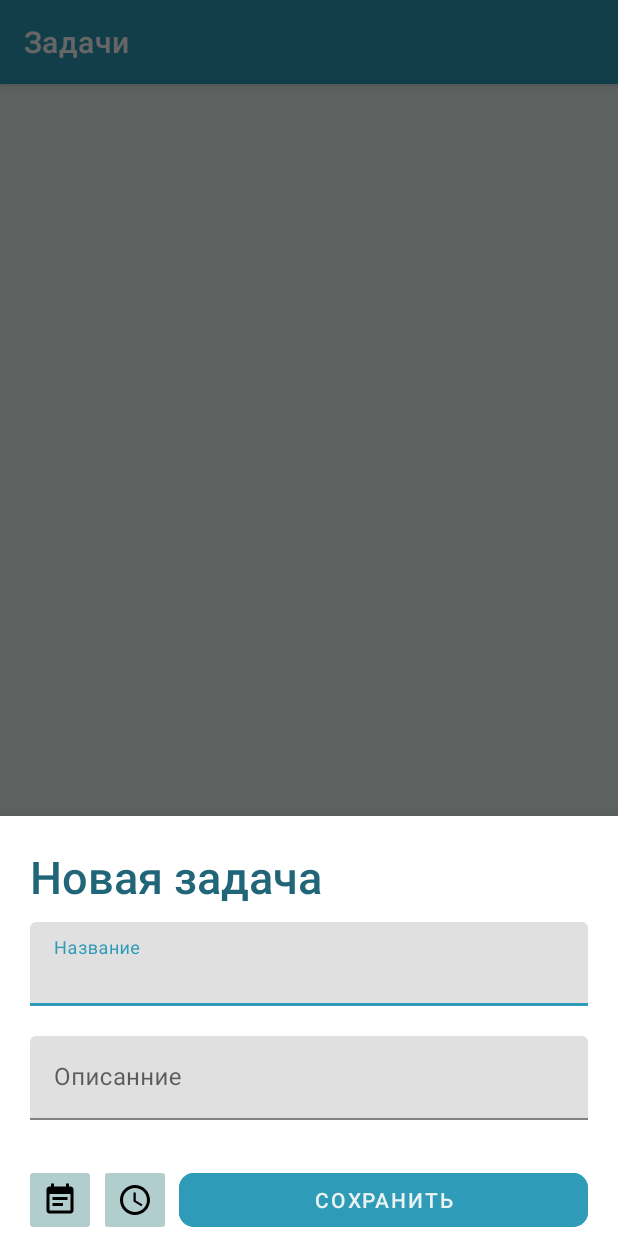
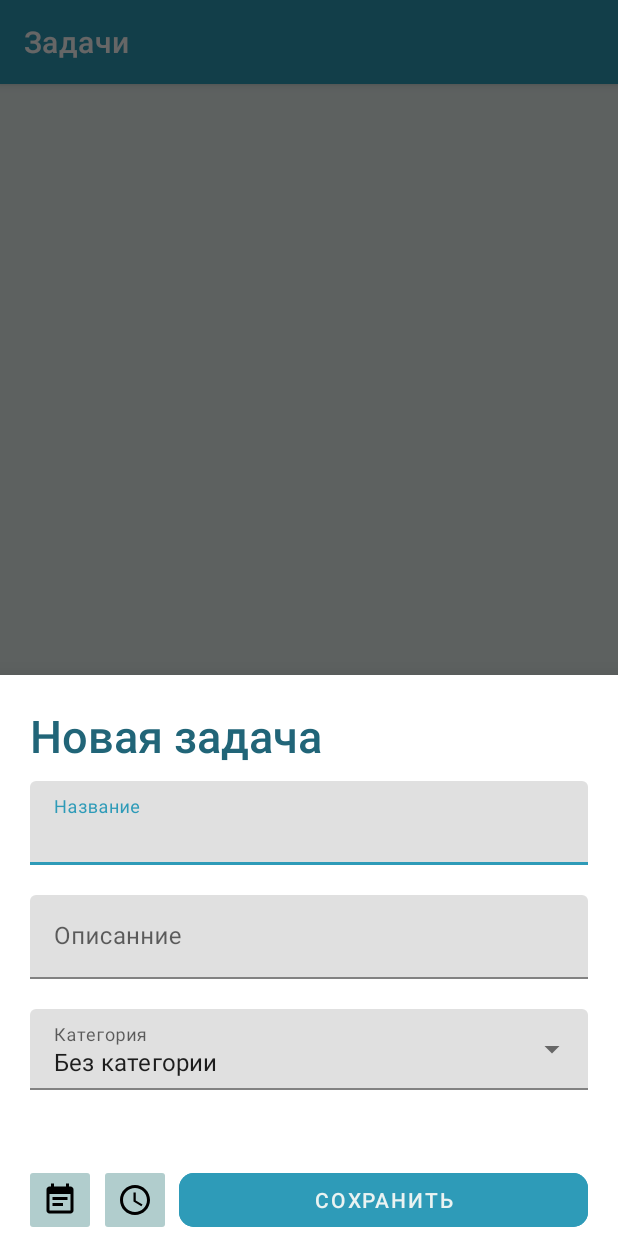
Before and after one commit to FeverDream12/ToDoApp, an Android app: the screen it shows after launch (MainActivity), after a tap on "НОВАЯ ЗАДАЧА", on a phone screen of 412 x 824 dp. Run offline under Robolectric (Android 15) with nearby library versions, the phone set to English and light mode, and no system bars; our stand-ins replace navigation-ui; 4 statements that could not run were skipped.

Commit message:
Add category selection

```diff
--- a/app/src/main/java/com/example/todoapp/NewTaskSheet.kt
+++ b/app/src/main/java/com/example/todoapp/NewTaskSheet.kt
@@ -4,44 +4,92 @@ import android.annotation.SuppressLint
 import android.app.*
 import android.content.Context
 import android.content.Intent
-import android.content.res.Resources.Theme
 import android.os.Bundle
 import android.text.Editable
 import android.view.LayoutInflater
 import android.view.View
 import android.view.ViewGroup
+import android.widget.AdapterView
+import android.widget.ArrayAdapter
 import android.widget.ImageButton
 import android.widget.Toast
-import androidx.appcompat.app.AppCompatActivity
 import androidx.lifecycle.ViewModelProvider
 import com.example.todoapp.ui.home.TaskItem.TaskItem
 import com.example.todoapp.databinding.FragmentNewTaskSheetBinding
 import com.example.todoapp.ui.home.TaskItem.TaskViewModel
 import com.google.android.material.bottomsheet.BottomSheetDialogFragment
+import com.google.android.material.textfield.TextInputEditText
 import java.text.SimpleDateFormat
 import java.time.LocalDate
 import java.time.LocalTime
 import java.util.*
+import kotlin.collections.ArrayList
 import kotlin.random.Random.Default.nextInt
 
 class NewTaskSheet(var taskItem: TaskItem?) : BottomSheetDialogFragment() {
 
     private lateinit var binding: FragmentNewTaskSheetBinding
     private lateinit var taskViewModel: TaskViewModel
+
+    //private lateinit var categoriesViewModel: CategoriesViewModel
+
+//    private val categoriesViewModel: CategoriesViewModel by viewModels {
+//        CategoriesModelFactory((requireActivity().application as TodoApplication).categoriesRepository)
+//    }
+
     private var dueTime: LocalTime? = null
     private var dueDate: String? = null
     private var gotNot: Boolean = false
+    private var taskCat = "Без категории"
+    private var otherCat = true
 
     @SuppressLint("ResourceAsColor")
     override fun onViewCreated(view: View, savedInstanceState: Bundle?) {
         super.onViewCreated(view, savedInstanceState)
         val activity = requireActivity()
 
+        val categories = ArrayList<String>()
+        categories.add(0,"Без категории")
+        categories.add(1,"Работа")
+        categories.add(2,"Учеба")
+        categories.add(3,"Личное")
+        categories.add(4,"Другое")
+
+
+        val adapter = ArrayAdapter(requireContext(),R.layout.categorylist_item, categories)
+
+
+        if(taskItem != null){
+            taskCat = taskItem!!.category!!
+            binding.categoryMenu.setText(taskCat)
+        }else{
+            binding.categoryMenu.setText("Без категории")
+        }
+
+        binding.categoryMenu.setAdapter(adapter)
+
+        binding.categoryMenu.onItemClickListener = AdapterView.OnItemClickListener{
+            adapterView, view, i, l ->
+            val selectedItem = adapterView.getItemAtPosition(i)
+            if (selectedItem == "Другое"){
+                otherCat = true
+                binding.myCategory.visibility = TextInputEditText.VISIBLE
+            }else{
+                taskCat = selectedItem.toString()
+                otherCat = false
+                binding.myCategory.visibility = TextInputEditText.GONE
+            }
+        }
+
+
         if(taskItem != null){
             binding.taskTitle.text = "Изменить задачу"
             val editable = Editable.Factory.getInstance()
             binding.name.text = editable.newEditable(taskItem!!.name)
             binding.desc.text = editable.newEditable(taskItem!!.desc)
+
+
+
             if (taskItem!!.dueTime() != null){
                 dueTime = taskItem!!.dueTime()!!
             }
@@ -136,6 +184,7 @@ class NewTaskSheet(var taskItem: TaskItem?) : BottomSheetDialogFragment() {
         val listener = TimePickerDialog.OnTimeSetListener{_, selectedHour, selectedMinute ->
             dueTime = LocalTime.of(selectedHour,selectedMinute)
         }
+
         val dialog = TimePickerDialog(activity, listener, dueTime!!.hour,dueTime!!.minute, true)
         dialog.setTitle("Время")
         dialog.show()
@@ -151,15 +200,19 @@ class NewTaskSheet(var taskItem: TaskItem?) : BottomSheetDialogFragment() {
         val desc = binding.desc.text.toString()
         val dueTimeString = if(dueTime == null) null else TaskItem.timeFormatter.format(dueTime)
 
+        if (otherCat && binding.myCategory.text.toString() != ""){
+            taskCat = binding.myCategory.text.toString()
+        }
+
         if(name != ""){
             if(taskItem == null)
             {
                 val newTask : TaskItem
                 if(dueDate == null){
-                    newTask = TaskItem(name,desc,dueTimeString,null, LocalDate.now().toString(),"live",null)
+                    newTask = TaskItem(name,desc,dueTimeString,null, LocalDate.now().toString(),"live",null,taskCat)
                 }
                 else{
-                    newTask = TaskItem(name,desc,dueTimeString,null, dueDate,"live",null)
+                    newTask = TaskItem(name,desc,dueTimeString,null, dueDate,"live",null,taskCat)
                 }
 
                 if(gotNot){
@@ -172,6 +225,7 @@ class NewTaskSheet(var taskItem: TaskItem?) : BottomSheetDialogFragment() {
             {
                 taskItem!!.name = name
                 taskItem!!.desc = desc
+                taskItem!!.category = taskCat
 
                 taskItem!!.dueTimeString = dueTimeString
 
@@ -198,6 +252,7 @@ class NewTaskSheet(var taskItem: TaskItem?) : BottomSheetDialogFragment() {
                     taskItem!!.notificationId = null
                 }
 
+
                 taskViewModel.updateTaskItem(taskItem!!)
             }
 
--- a/app/src/main/java/com/example/todoapp/ui/calendar/fragment/CalendarFragment.kt
+++ b/app/src/main/java/com/example/todoapp/ui/calendar/fragment/CalendarFragment.kt
@@ -27,7 +27,6 @@ class CalendarFragment : Fragment(), CalendarItemClickListener, TaskItemClickLis
     private var weekView: Boolean = false
     private var selectedWeekDay: String = LocalDate.now().dayOfMonth.toString()
     private var selectedDay: String = LocalDate.now().dayOfMonth.toString()
-
 
     private val taskViewModel: TaskViewModel by viewModels {
         val application = requireContext()
--- a/app/src/main/java/com/example/todoapp/ui/home/TaskItem/TaskItem.kt
+++ b/app/src/main/java/com/example/todoapp/ui/home/TaskItem/TaskItem.kt
@@ -19,6 +19,7 @@ class TaskItem(
     @ColumnInfo(name = "dueDate") var dueDate: String?,
     @ColumnInfo(name = "status") var status: String,
     @ColumnInfo(name = "notificationId") var notificationId: Int?,
+    @ColumnInfo(name = "category") var category: String?,
     @PrimaryKey(autoGenerate = true) var id: Int = 0
 ){
 
--- a/app/src/main/java/com/example/todoapp/ui/home/fragment/HomeFragment.kt
+++ b/app/src/main/java/com/example/todoapp/ui/home/fragment/HomeFragment.kt
@@ -4,20 +4,16 @@ import android.app.AlarmManager
 import android.app.PendingIntent
 import android.content.Context
 import android.content.Intent
-import android.opengl.Visibility
 import android.os.Bundle
 import android.view.LayoutInflater
 import android.view.View
 import android.view.ViewGroup
-import android.widget.ImageView
-import android.widget.TextView
 import androidx.fragment.app.Fragment
 import androidx.fragment.app.viewModels
 import androidx.recyclerview.widget.LinearLayoutManager
 import com.example.todoapp.*
 import com.example.todoapp.ui.home.TaskItem.TaskItemClickListener
 import com.example.todoapp.databinding.FragmentHomeBinding
-
 import com.example.todoapp.ui.home.TaskItem.TaskItem
 import com.example.todoapp.ui.home.TaskItem.TaskItemModelFactory
 import com.example.todoapp.ui.home.TaskItem.TaskViewModel
@@ -31,11 +27,13 @@ class HomeFragment : Fragment(), TaskItemClickListener {
         TaskItemModelFactory((application.applicationContext as TodoApplication).repository)
     }
 
+
     override fun onCreateView(inflater: LayoutInflater, container: ViewGroup?, savedInstanceState: Bundle?): View {
         binding = FragmentHomeBinding.inflate(inflater, container, false)
         binding.newTaskButton.setOnClickListener{
             NewTaskSheet(null).show(childFragmentManager, "newTaskTag")
         }
+
         setRecycleView()
 
         return binding.root
--- a/app/src/main/res/layout/fragment_calendar.xml
+++ b/app/src/main/res/layout/fragment_calendar.xml
@@ -130,7 +130,8 @@
     <androidx.recyclerview.widget.RecyclerView
         android:layout_width="match_parent"
         android:layout_height="wrap_content"
-        android:id="@+id/calendarView"/>
+        android:id="@+id/calendarView"
+        android:layout_marginEnd="2dp"/>
 
     <TextView
         android:layout_width="match_parent"
--- a/app/src/main/res/layout/fragment_home.xml
+++ b/app/src/main/res/layout/fragment_home.xml
@@ -9,11 +9,20 @@
     android:backgroundTint="?colorOnPrimary"
     >
 
-
+    <androidx.recyclerview.widget.RecyclerView
+        android:id="@+id/categoriesRecycleView"
+        android:layout_width="match_parent"
+        android:layout_height="35dp"
+        android:layout_marginStart="5dp"
+        android:layout_marginTop="5dp"
+        android:layout_marginEnd="5dp"
+        android:layout_marginBottom="5dp"
+        android:orientation="horizontal" />
 
     <androidx.recyclerview.widget.RecyclerView
         android:layout_width="match_parent"
         android:layout_height="match_parent"
+        android:layout_marginTop="50dp"
         android:id="@+id/listRecycleView"
         />
 
--- a/app/src/main/res/layout/fragment_new_task_sheet.xml
+++ b/app/src/main/res/layout/fragment_new_task_sheet.xml
@@ -53,6 +53,42 @@
             android:layout_height="wrap_content"
             android:id="@+id/desc"
             android:hint="Описанние"
+            >
+
+        </com.google.android.material.textfield.TextInputEditText>
+
+    </com.google.android.material.textfield.TextInputLayout>
+
+    <com.google.android.material.textfield.TextInputLayout
+        android:layout_width="match_parent"
+        android:layout_height="wrap_content"
+        android:layout_marginVertical="10dp"
+        android:layout_marginHorizontal="20dp"
+        android:hint="Категория"
+        style="@style/Widget.MaterialComponents.TextInputLayout.FilledBox.Dense.ExposedDropdownMenu">
+
+        <AutoCompleteTextView
+            android:id="@+id/categoryMenu"
+            android:layout_width="match_parent"
+            android:layout_height="wrap_content"
+            android:inputType="none"/>
+
+    </com.google.android.material.textfield.TextInputLayout>
+
+    <com.google.android.material.textfield.TextInputLayout
+        style="@style/ThemeOverlay.Material3.AutoCompleteTextView.OutlinedBox.Dense"
+
+        android:layout_width="match_parent"
+        android:layout_height="wrap_content"
+        android:layout_marginVertical="10dp"
+        android:layout_marginHorizontal="20dp">
+
+        <com.google.android.material.textfield.TextInputEditText
+            android:layout_width="match_parent"
+            android:layout_height="wrap_content"
+            android:id="@+id/myCategory"
+            android:hint="Своя категория"
+            android:visibility="gone"
             >
 
         </com.google.android.material.textfield.TextInputEditText>
--- a/app/src/main/res/menu/pop_up_menu.xml
+++ b/app/src/main/res/menu/pop_up_menu.xml
@@ -2,6 +2,6 @@
 <menu xmlns:android="http://schemas.android.com/apk/res/android">
 
     <item android:id="@+id/delete_note"
-        android:title="Удалить заметку"
+        android:title="Удалить"
         />
 </menu>
--- a/app/src/main/res/values-night/themes.xml
+++ b/app/src/main/res/values-night/themes.xml
@@ -2,13 +2,13 @@
     <!-- Base application theme. -->
     <style name="Theme.ToDoApp" parent="Theme.MaterialComponents.DayNight.DarkActionBar">
         <!-- Primary brand color. -->
-        <item name="colorPrimary">#8ff3f5</item>
+        <item name="colorPrimary">#2e9bb8</item>
         <item name="colorPrimaryVariant">#252525</item>
         <item name="colorOnPrimary">#252525</item>
         <!-- Secondary brand color. -->
         <item name="colorSecondary">#3b494a</item>
         <item name="colorSecondaryVariant">#3c7886</item>
-        <item name="colorOnSecondary">#252525</item>
+        <item name="colorOnSecondary">#a1a8a8</item>
         <!-- Status bar color. -->
         <item name="android:statusBarColor">#121212</item>
         <!-- Customize your theme here. -->
```
Also changed, not shown: app/src/main/java/com/example/todoapp/ui/home/TaskItem/TaskItemViewHolder.kt (+42 -0 lines), app/src/main/java/com/example/todoapp/ui/home/TaskItem/TaskViewModel.kt (+0 -8 lines), app/src/main/res/layout/categorylist_item.xml (added, +9 -0 lines), app/src/main/res/layout/task_item_cell.xml (+12 -10 lines).
